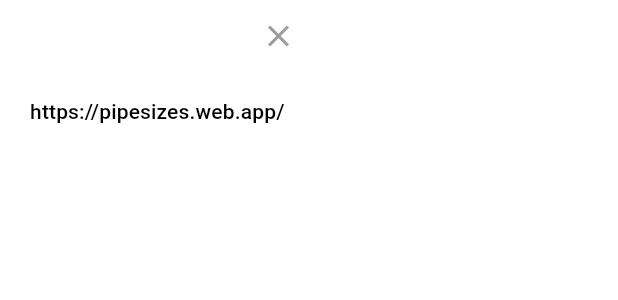
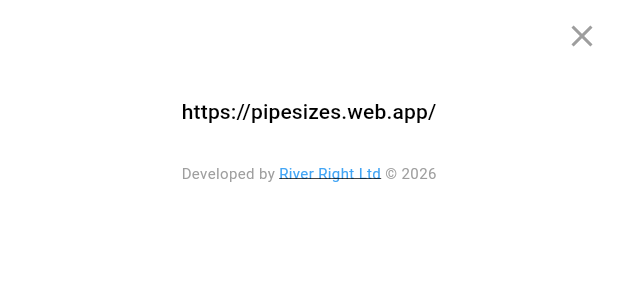
Before and after one commit to khotenko/flutter_steel_pipe, a Flutter app: the BottomRow widget shown alone on an empty page, opened directly, on a phone screen of 412 x 824 dp. Shown: the top 300 px of the screen. Run offline on Flutter 3.47's test engine with Material 3 defaults, Android fonts, the phone set to English and light mode, and no system bars; our stand-ins replace shared_preferences; missing offline and left inert: rate_my_app; accounts and stored records are empty.

Commit message:
add footer with copyright notice and improve layout of icon buttons

```diff
--- a/lib/pipe_screen.dart
+++ b/lib/pipe_screen.dart
@@ -350,6 +350,8 @@
                               crossAxisAlignment: CrossAxisAlignment.end,
                               mainAxisAlignment: MainAxisAlignment.spaceAround,
                               children: [
+                                Column(
+                                  children: [
                                     IconButton(
                                       tooltip: 'Estimate NPS from arc',
                                       onPressed: () => _estNPS(context),
@@ -364,6 +366,8 @@
                                         CupertinoIcons.info_circle,
                                         color: Colors.grey,
                                       ),
+                                    ),
+                                  ],
                                 ),
                                 Expanded(
                                   child: Container(
@@ -608,6 +612,48 @@
 
 // ─────────────────────────────────────────────────────────────────────────────
 
+// ─────────────────────────────────────────────────────────────────────────────
+// Discrete footer — "Developed by River Right Ltd © 2026"
+// ─────────────────────────────────────────────────────────────────────────────
+class _RiverRightFooter extends StatelessWidget {
+  const _RiverRightFooter();
+
+  @override
+  Widget build(BuildContext context) {
+    return Padding(
+      padding: const EdgeInsets.symmetric(vertical: 8),
+      child: Row(
+        mainAxisAlignment: MainAxisAlignment.center,
+        children: [
+          Text(
+            'Developed by ',
+            style: TextStyle(fontSize: 10, color: Colors.grey.shade500),
+          ),
+          GestureDetector(
+            onTap: () => launchUrl(
+              Uri.parse('https://www.riverright.ca/'),
+              mode: LaunchMode.externalApplication,
+            ),
+            child: Text(
+              'River Right Ltd',
+              style: TextStyle(
+                fontSize: 10,
+                color: Colors.blue.shade400,
+                decoration: TextDecoration.underline,
+              ),
+            ),
+          ),
+          Text(
+            ' \u00a9 2026',
+            style: TextStyle(fontSize: 10, color: Colors.grey.shade500),
+          ),
+        ],
+      ),
+    );
+  }
+}
+
+// ─────────────────────────────────────────────────────────────────────────────
 class BottomRow extends StatelessWidget {
   const BottomRow({
     required Key key,
@@ -685,15 +731,20 @@
 
     if (kIsWeb) {
       return Column(
-        crossAxisAlignment: CrossAxisAlignment.end,
+        crossAxisAlignment: CrossAxisAlignment.center,
         mainAxisSize: MainAxisSize.min,
 
         children: [
-          IconButton(
+          Align(
+            alignment: Alignment.centerRight,
+            child: IconButton(
               onPressed: () => Navigator.of(context, rootNavigator: true).pop(),
-
-            icon: Icon(Icons.clear),color: Colors.grey,),
+              icon: Icon(Icons.clear), color: Colors.grey,
+            ),
+          ),
           Wrap(
+            alignment: WrapAlignment.center,
+            crossAxisAlignment: WrapCrossAlignment.center,
             children: [
               FittedBox(
                 fit: BoxFit.scaleDown,
@@ -755,7 +806,7 @@
               ),
             ],
           ),
-
+          _RiverRightFooter(),
         ],
       );
       // return Column(
@@ -822,15 +873,17 @@
       //   ],
       // );
     } else {
-      return  Column(
-        crossAxisAlignment: CrossAxisAlignment.end,
+      return Column(
+        crossAxisAlignment: CrossAxisAlignment.center,
         mainAxisSize: MainAxisSize.min,
-
         children: [
-          IconButton(
+          Align(
+            alignment: Alignment.centerRight,
+            child: IconButton(
               onPressed: () => Navigator.of(context, rootNavigator: true).pop(),
-
-            icon: Icon(Icons.clear),color: Colors.grey,),
+              icon: Icon(Icons.clear), color: Colors.grey,
+            ),
+          ),
 
           TextButton(onPressed: () {
 
@@ -839,7 +892,7 @@
                 padding: const EdgeInsets.all(8.0),
                 child: Text('https://pipesizes.web.app/'),
               )),
-
+          _RiverRightFooter(),
         ],
       );
     }
@@ -1059,6 +1112,7 @@
   bool _useInches = true;
 
   double? _odIn;          // always stored in inches internally
+  bool _sagittaIsOD = false; // true when sagitta >= chord
   List<_NpsEntry>? _matches; // [smaller, closest, larger]
   String? _errorMsg;
 
@@ -1101,6 +1155,7 @@
     if (sRaw == null || cRaw == null || sRaw <= 0 || cRaw <= 0) {
       setState(() {
         _odIn = null;
+        _sagittaIsOD = false;
         _matches = null;
         _errorMsg = null;
       });
@@ -1112,10 +1167,15 @@
     final c = _useInches ? cRaw : cRaw / 25.4;
     final halfC = c / 2;
 
-    // guard: sagitta must be < half chord (otherwise not a valid circular segment)
-    if (s >= halfC) {
+    // When sagitta >= chord the contour tool fully surrounded the pipe —
+    // the sagitta IS the full diameter. Use it directly as OD.
+    final bool sagittaIsOD = s >= c;
+
+    // Also guard for sagitta >= half-chord but < chord (impossible segment)
+    if (!sagittaIsOD && s >= halfC) {
       setState(() {
         _odIn = null;
+        _sagittaIsOD = false;
         _matches = null;
         _errorMsg = '⚠ Invalid: sagitta must be less than half the chord';
       });
@@ -1123,7 +1183,10 @@
     }
 
     // Excel formula: OD = 2*(s^2 + (chord/2)^2) / (2*s)
-    final od = 2 * (s * s + halfC * halfC) / (2 * s);
+    // If sagitta >= chord, the tool fully surrounded the pipe → OD = sagitta
+    final od = sagittaIsOD
+        ? s
+        : 2 * (s * s + halfC * halfC) / (2 * s);
 
     // find closest, next-smaller, next-larger
     int closestIdx = 0;
@@ -1143,6 +1206,7 @@
 
     setState(() {
       _odIn = od;
+      _sagittaIsOD = sagittaIsOD;
       _matches = [
         if (smaller != null) smaller,
         _npsTable[closestIdx],
@@ -1299,6 +1363,27 @@
                 if (_odIn != null && _matches != null) ...[
                   const Divider(),
                   const SizedBox(height: 4),
+                  if (_sagittaIsOD)
+                    Padding(
+                      padding: const EdgeInsets.only(bottom: 6),
+                      child: Row(
+                        children: [
+                          const Icon(Icons.info_outline,
+                              size: 14, color: Colors.orange),
+                          const SizedBox(width: 4),
+                          Expanded(
+                            child: Text(
+                              'Sagitta ≥ Chord: the contour tool fully surrounded '
+                              'the pipe. Sagitta is assumed to be the full OD.',
+                              style: TextStyle(
+                                  fontSize: 11,
+                                  color: Colors.orange.shade700,
+                                  fontStyle: FontStyle.italic),
+                            ),
+                          ),
+                        ],
+                      ),
+                    ),
                   Text(
                     'Calculated OD: ${_fmtOd(_odIn!)}',
                     style: theme.textTheme.titleSmall?.copyWith(
```
Also changed, not shown: pubspec.lock, 1 other file. Lines whose indentation alone changed are shown as unchanged.
